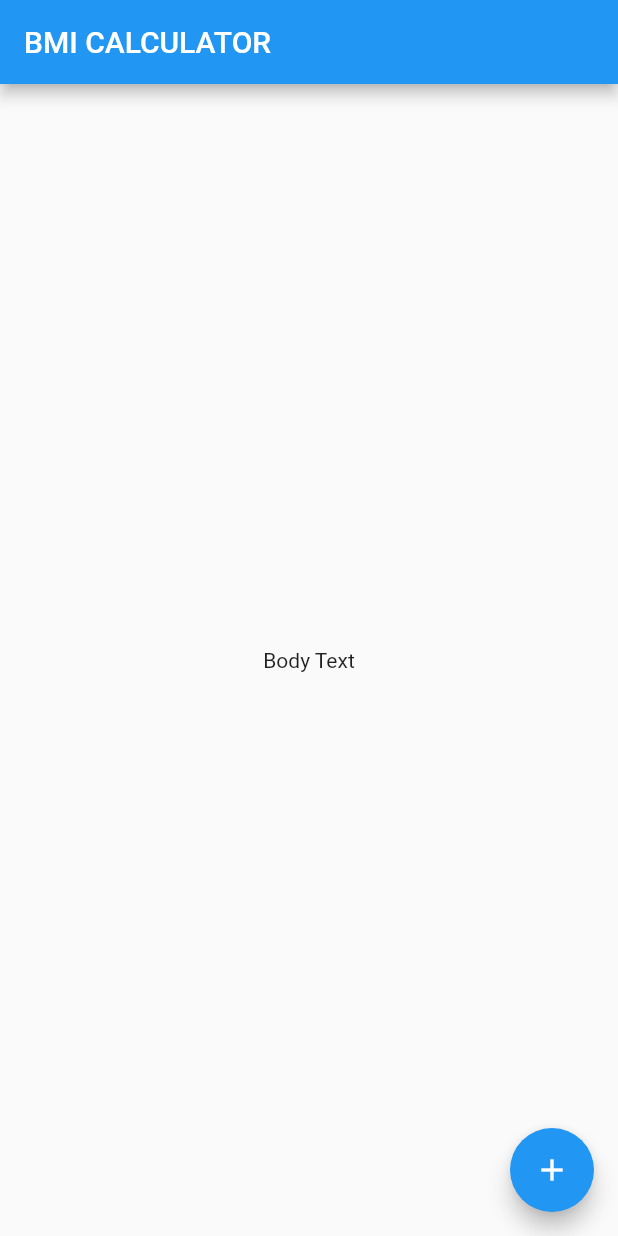
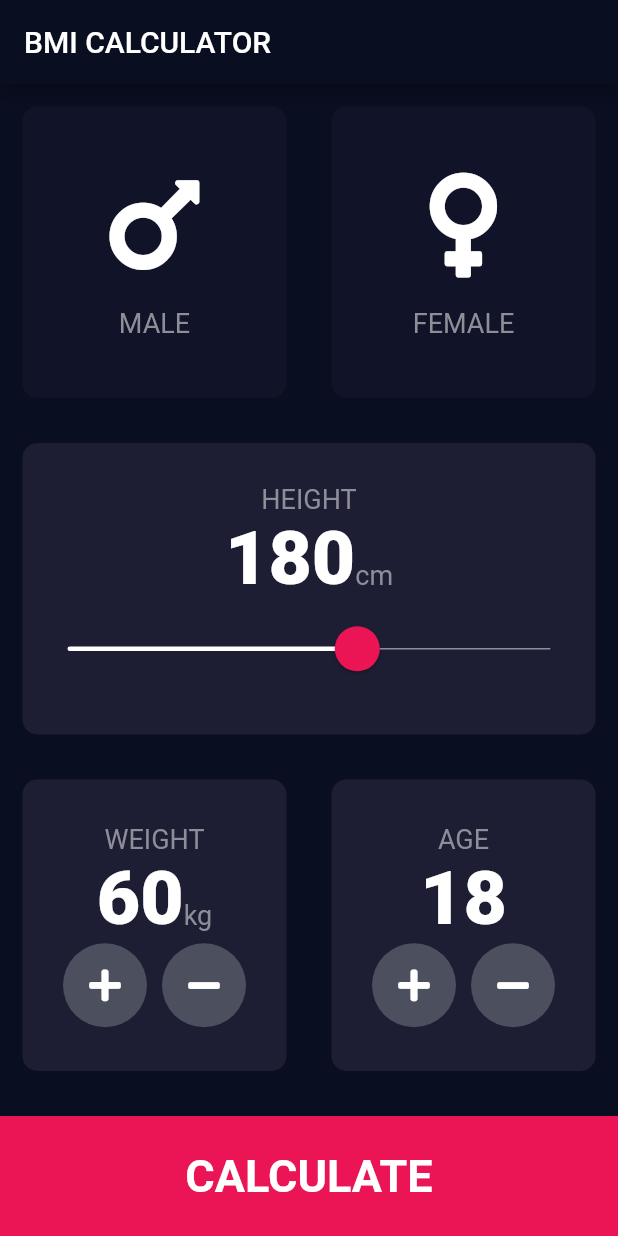
Before and after one commit to ishanjain18/flutterpractice, a Flutter app: the screen it shows after launch, on a phone screen of 412 x 824 dp. Run offline on Flutter 3.47's test engine with Material 2 defaults, Android fonts, the light colour scheme and no system bars; our stand-ins replace audioplayers, font_awesome_flutter, google_fonts, rflutter_alert.

Commit message:
'BMI_Calculator_Completed'

```diff
--- /dev/null
+++ b/bmi-calculator-flutter-master/lib/calculatorbrain.dart
@@ -0,0 +1,35 @@
+import 'dart:math';
+
+class CalculatorBrain {
+  final int height;
+  final int weight;
+
+  double _bmi;
+
+  CalculatorBrain({this.height, this.weight});
+
+  String BmiCalc() {
+    _bmi = weight / pow(height / 100, 2);
+    return _bmi.toStringAsFixed(1);
+  }
+
+  String getResult() {
+    if (_bmi >= 25) {
+      return 'Overweight';
+    } else if (_bmi > 18.5) {
+      return 'Normal';
+    } else {
+      return 'Underweight';
+    }
+  }
+
+  String getInterpretation() {
+    if (_bmi >= 25) {
+      return 'Your BMI is higher than normal, time to hit the Gym!';
+    } else if (_bmi > 18.5) {
+      return 'Your BMI is normal, keep it up!';
+    } else {
+      return 'Your BMI is lower than normal, time to load up!';
+    }
+  }
+}
--- /dev/null
+++ b/bmi-calculator-flutter-master/lib/components/bottom_button.dart
@@ -0,0 +1,23 @@
+import 'package:flutter/material.dart';
+import '../constants.dart';
+
+class BottomButton extends StatelessWidget {
+  final Function onTap;
+  final String ButtonText;
+
+  BottomButton({this.onTap, this.ButtonText});
+
+  @override
+  Widget build(BuildContext context) {
+    return GestureDetector(
+      onTap: onTap,
+      child: Container(
+        child: Center(child: Text(ButtonText, style: kLargeButtonTextStyle)),
+        color: kBottomContainerColor,
+        height: kBottomContainerHeight,
+        width: double.infinity,
+        margin: EdgeInsets.only(top: 15.0),
+      ),
+    );
+  }
+}
--- /dev/null
+++ b/bmi-calculator-flutter-master/lib/components/icon_content.dart
@@ -0,0 +1,29 @@
+import 'package:flutter/material.dart';
+import '../constants.dart';
+
+class IconContent extends StatelessWidget {
+  final IconData icon;
+  final String label;
+
+  IconContent({this.icon, this.label});
+
+  @override
+  Widget build(BuildContext context) {
+    return Column(
+      mainAxisAlignment: MainAxisAlignment.center,
+      children: [
+        Icon(
+          icon,
+          size: 80.0,
+        ),
+        SizedBox(
+          height: 15.0,
+        ),
+        Text(
+          label,
+          style: kLabelTextStyle,
+        ),
+      ],
+    );
+  }
+}
--- /dev/null
+++ b/bmi-calculator-flutter-master/lib/components/reusable_card.dart
@@ -0,0 +1,34 @@
+import 'package:flutter/material.dart';
+
+class ReusableCard extends StatelessWidget {
+  ReusableCard({@required this.colour, this.cardChild, this.tapDetector});
+
+  final Color colour;
+  final Widget cardChild;
+
+  final Function tapDetector;
+
+  @override
+  Widget build(BuildContext context) {
+    return GestureDetector(
+      onTap: tapDetector,
+      child: Container(
+        child: cardChild,
+        margin: EdgeInsets.all(15.0),
+        decoration: BoxDecoration(
+          color: colour,
+          borderRadius: BorderRadius.circular(10.0),
+        ),
+      ),
+    );
+  }
+}
+
+/*
+GestureDetector(
+                      onTap: () {
+                        setState(() {
+                          selectedGender = Gendertype.female;
+                        });
+                      },
+ */
--- /dev/null
+++ b/bmi-calculator-flutter-master/lib/components/roundIconbutton.dart
@@ -0,0 +1,20 @@
+import 'package:flutter/material.dart';
+
+class RoundIconButton extends StatelessWidget {
+  final IconData icon;
+  final Function onPress;
+
+  RoundIconButton({this.icon, this.onPress});
+
+  @override
+  Widget build(BuildContext context) {
+    return RawMaterialButton(
+      child: Icon(icon),
+      fillColor: Color(0xFF4C4F5E),
+      constraints: BoxConstraints.tightFor(width: 56.0, height: 56.0),
+      onPressed: onPress,
+      elevation: 0.0,
+      shape: CircleBorder(),
+    );
+  }
+}
--- /dev/null
+++ b/bmi-calculator-flutter-master/lib/constants.dart
@@ -0,0 +1,28 @@
+import 'package:flutter/material.dart';
+
+const kBottomContainerHeight = 80.0;
+const kBottomContainerColor = Color(0xFFEB1555);
+const kActiveContainerColor = Color(0xFF1D1E33);
+const kInactiveContainerColor = Color(0xFF111328);
+
+const kNumberTextStyle = TextStyle(
+  fontWeight: FontWeight.w900,
+  fontSize: 50.0,
+);
+
+const kLabelTextStyle = TextStyle(
+  color: Color(0xFF8d8e98),
+  fontSize: 18,
+);
+
+const kLargeButtonTextStyle =
+    TextStyle(color: Colors.white, fontSize: 30.0, fontWeight: FontWeight.bold);
+
+const kTitleTextStyle = TextStyle(fontWeight: FontWeight.bold, fontSize: 50.0);
+
+const kResultTextStyle = TextStyle(
+    color: Color(0xFF24D876), fontSize: 24.0, fontWeight: FontWeight.bold);
+
+const kBmiTextStyle = TextStyle(fontSize: 100.0, fontWeight: FontWeight.bold);
+
+const kBodyTextStyle = TextStyle(fontSize: 22.0);
--- a/bmi-calculator-flutter-master/lib/main.dart
+++ b/bmi-calculator-flutter-master/lib/main.dart
@@ -1,4 +1,6 @@
 import 'package:flutter/material.dart';
+import 'screens/input_page.dart';
+import 'package:bmi_calculator/screens/resultspage.dart';
 
 void main() => runApp(BMICalculator());
 
@@ -6,29 +8,12 @@ class BMICalculator extends StatelessWidget {
   @override
   Widget build(BuildContext context) {
     return MaterialApp(
+      debugShowCheckedModeBanner: false,
+      theme: ThemeData.dark().copyWith(
+        primaryColor: Color(0xFF0A0E21),
+        scaffoldBackgroundColor: Color(0xFF0A0E21),
+      ),
       home: InputPage(),
     );
   }
 }
-
-class InputPage extends StatefulWidget {
-  @override
-  _InputPageState createState() => _InputPageState();
-}
-
-class _InputPageState extends State<InputPage> {
-  @override
-  Widget build(BuildContext context) {
-    return Scaffold(
-      appBar: AppBar(
-        title: Text('BMI CALCULATOR'),
-      ),
-      body: Center(
-        child: Text('Body Text'),
-      ),
-      floatingActionButton: FloatingActionButton(
-        child: Icon(Icons.add),
-      ),
-    );
-  }
-}
--- /dev/null
+++ b/bmi-calculator-flutter-master/lib/screens/input_page.dart
@@ -0,0 +1,219 @@
+import 'package:bmi_calculator/calculatorbrain.dart';
+import 'package:bmi_calculator/screens/resultspage.dart';
+import 'package:flutter/cupertino.dart';
+import 'package:flutter/material.dart';
+import 'package:font_awesome_flutter/font_awesome_flutter.dart';
+import '../components/icon_content.dart';
+import '../components/reusable_card.dart';
+import '../constants.dart';
+import '../components/bottom_button.dart';
+import '../components/roundIconbutton.dart';
+
+enum Gendertype { male, female }
+
+class InputPage extends StatefulWidget {
+  @override
+  _InputPageState createState() => _InputPageState();
+}
+
+class _InputPageState extends State<InputPage> {
+  Gendertype selectedGender;
+  int height = 180;
+  int weight = 60;
+  int age = 18;
+
+  @override
+  Widget build(BuildContext context) {
+    return Scaffold(
+      appBar: AppBar(
+        title: Text('BMI CALCULATOR'),
+      ),
+      body: Center(
+        child: Column(
+          crossAxisAlignment: CrossAxisAlignment.stretch,
+          children: [
+            Expanded(
+              child: Row(
+                children: [
+                  Expanded(
+                    child: ReusableCard(
+                      tapDetector: () {
+                        setState(() {
+                          selectedGender = Gendertype.male;
+                        });
+                      },
+                      colour: selectedGender == Gendertype.male
+                          ? kActiveContainerColor
+                          : kInactiveContainerColor,
+                      cardChild: IconContent(
+                          icon: FontAwesomeIcons.mars, label: 'MALE'),
+                    ),
+                  ),
+                  Expanded(
+                    child: ReusableCard(
+                      tapDetector: () {
+                        setState(() {
+                          selectedGender = Gendertype.female;
+                        });
+                      },
+                      colour: selectedGender == Gendertype.female
+                          ? kActiveContainerColor
+                          : kInactiveContainerColor,
+                      cardChild: IconContent(
+                          icon: FontAwesomeIcons.venus, label: 'FEMALE'),
+                    ),
+                  )
+                ],
+              ),
+            ),
+            Expanded(
+              child: ReusableCard(
+                colour: kActiveContainerColor,
+                cardChild: Column(
+                  mainAxisAlignment: MainAxisAlignment.center,
+                  children: [
+                    Text('HEIGHT', style: kLabelTextStyle),
+                    Row(
+                      mainAxisAlignment: MainAxisAlignment.center,
+                      crossAxisAlignment: CrossAxisAlignment.baseline,
+                      textBaseline: TextBaseline.alphabetic,
+                      children: [
+                        Text(height.toString(), style: kNumberTextStyle),
+                        Text('cm', style: kLabelTextStyle)
+                      ],
+                    ),
+                    SliderTheme(
+                      data: SliderTheme.of(context).copyWith(
+                          inactiveTrackColor: Color(0xFF8D8E98),
+                          activeTrackColor: Colors.white,
+                          thumbColor: Color(0xFFEB1555),
+                          trackHeight: 1,
+                          overlayColor: Color(0x29EB1555),
+                          thumbShape:
+                              RoundSliderThumbShape(enabledThumbRadius: 15.0),
+                          overlayShape:
+                              RoundSliderOverlayShape(overlayRadius: 30.0)),
+                      child: Slider(
+                        value: height.toDouble(),
+                        min: 120.0,
+                        max: 220.0,
+                        onChanged: (double newValue) {
+                          setState(() {
+                            height = newValue.round();
+                          });
+                        },
+                      ),
+                    )
+                  ],
+                ),
+              ),
+            ),
+            Expanded(
+              child: Row(
+                children: [
+                  Expanded(
+                    child: ReusableCard(
+                      colour: kActiveContainerColor,
+                      cardChild: Column(
+                        mainAxisAlignment: MainAxisAlignment.center,
+                        children: [
+                          Text('WEIGHT', style: kLabelTextStyle),
+                          Row(
+                            mainAxisAlignment: MainAxisAlignment.center,
+                            crossAxisAlignment: CrossAxisAlignment.baseline,
+                            textBaseline: TextBaseline.alphabetic,
+                            children: [
+                              Text(weight.toString(), style: kNumberTextStyle),
+                              Text('kg', style: kLabelTextStyle)
+                            ],
+                          ),
+                          Row(
+                            mainAxisAlignment: MainAxisAlignment.center,
+                            children: [
+                              RoundIconButton(
+                                icon: FontAwesomeIcons.plus,
+                                onPress: () {
+                                  setState(() {
+                                    weight++;
+                                  });
+                                },
+                              ),
+                              SizedBox(width: 10.0),
+                              RoundIconButton(
+                                icon: FontAwesomeIcons.minus,
+                                onPress: () {
+                                  setState(() {
+                                    weight--;
+                                  });
+                                },
+                              ),
+                            ],
+                          )
+                        ],
+                      ),
+                    ),
+                  ),
+                  Expanded(
+                    child: ReusableCard(
+                      colour: kActiveContainerColor,
+                      cardChild: Column(
+                        mainAxisAlignment: MainAxisAlignment.center,
+                        children: [
+                          Text('AGE', style: kLabelTextStyle),
+                          Row(
+                            mainAxisAlignment: MainAxisAlignment.center,
+                            children: [
+                              Text(age.toString(), style: kNumberTextStyle),
+                            ],
+                          ),
+                          Row(
+                            mainAxisAlignment: MainAxisAlignment.center,
+                            children: [
+                              RoundIconButton(
+                                icon: FontAwesomeIcons.plus,
+                                onPress: () {
+                                  setState(() {
+                                    age++;
+                                  });
+                                },
+                              ),
+                              SizedBox(width: 10.0),
+                              RoundIconButton(
+                                icon: FontAwesomeIcons.minus,
+                                onPress: () {
+                                  setState(() {
+                                    age--;
+                                  });
+                                },
+                              ),
+                            ],
+                          )
+                        ],
+                      ),
+                    ),
+                  ),
+                ],
+              ),
+            ),
+            BottomButton(
+                onTap: () {
+                  CalculatorBrain calc =
+                      CalculatorBrain(height: height, weight: weight);
+                  Navigator.push(
+                    context,
+                    MaterialPageRoute(
+                      builder: (context) => ResultsPage(
+                        bmiResult: calc.BmiCalc(),
+                        bmiResulttext: calc.getResult(),
+                        bmiInterpretaion: calc.getInterpretation(),
+                      ),
+                    ),
+                  );
+                },
+                ButtonText: 'CALCULATE')
+          ],
+        ),
+      ),
+    );
+  }
+}
--- a/bmi-calculator-flutter-master/pubspec.yaml
+++ b/bmi-calculator-flutter-master/pubspec.yaml
@@ -11,6 +11,7 @@ dependencies:
     sdk: flutter
 
   cupertino_icons: ^0.1.2
+  font_awesome_flutter: ^8.1.0
 
 dev_dependencies:
   flutter_test:
```
Also changed, not shown: bmi-calculator-flutter-master/lib/screens/resultspage.dart (added, +61 -0 lines).
